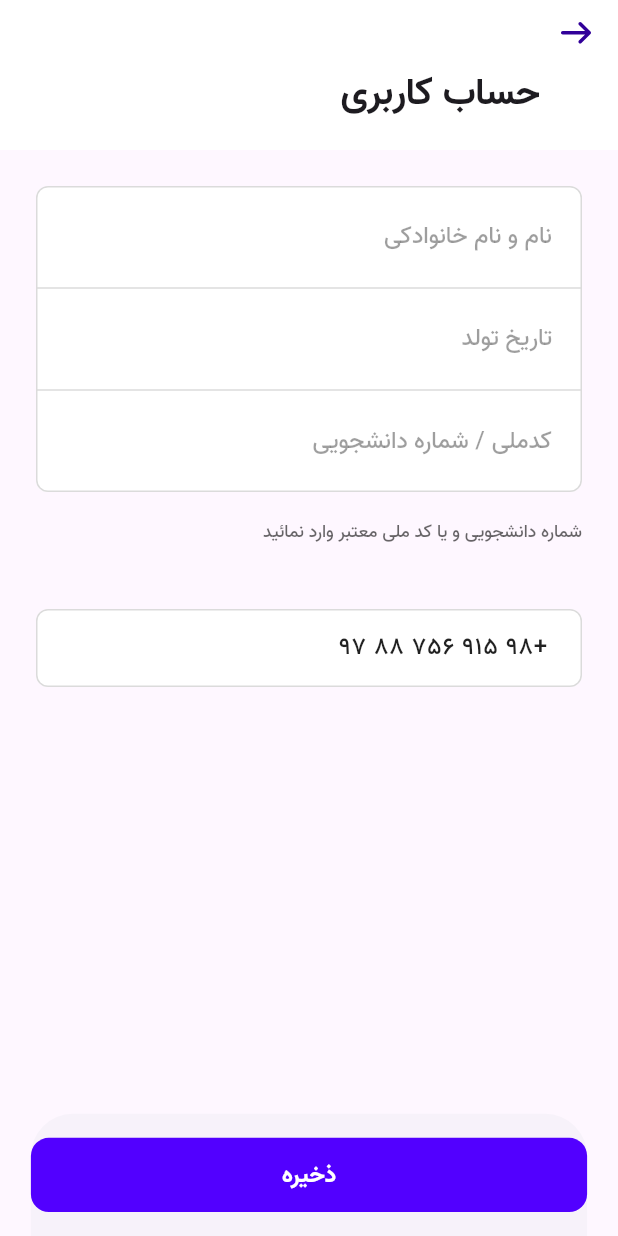
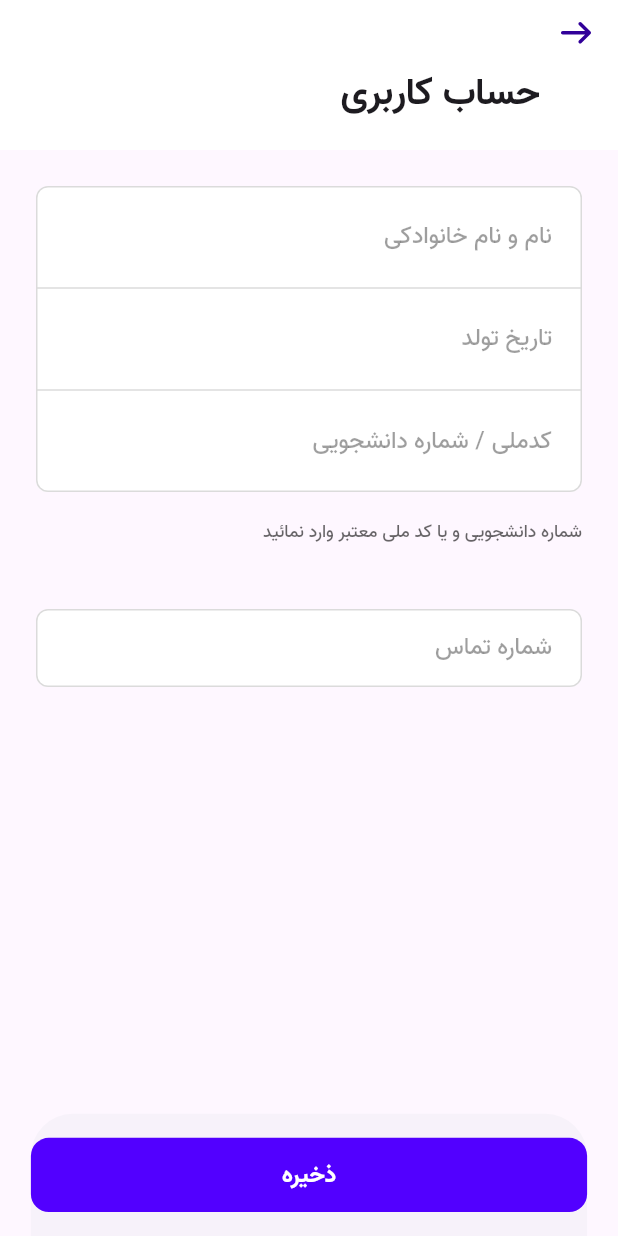
Before and after one commit to Ehsan-abaci/Rio, a Flutter app: the screen it shows after launch, on a phone screen of 412 x 824 dp. Run offline on Flutter 3.47's test engine with Material 3 defaults, Android fonts, the phone set to English and light mode, and no system bars; our stand-ins replace bloc, equatable, flutter_bloc, flutter_map, flutter_svg, geolocator and 5 more; missing offline and left inert: flutter_map_cancellable_tile_provider, flutter_map_location_marker, qr_code_scanner; accounts and stored records are empty.

Commit message:
added account validating

```diff
--- a/lib/core/widgets/custom_text_form_field_widget.dart
+++ b/lib/core/widgets/custom_text_form_field_widget.dart
@@ -8,13 +8,21 @@ class CustomTextFormFieldWidget extends StatefulWidget {
     required this.hintText,
     required this.controllers,
     required this.valid,
+    this.onChanged,
     this.inputFormatters,
+    this.textAlign = TextAlign.start,
+    this.keyboardType,
+    this.phoneNumberPrefix = false,
   });
 
   final String hintText;
   final TextEditingController controllers;
   final String? Function(String?)? valid;
+  final void Function(String)? onChanged;
   final List<TextInputFormatter>? inputFormatters;
+  final TextAlign textAlign;
+  final TextInputType? keyboardType;
+  final bool phoneNumberPrefix;
 
   @override
   State<CustomTextFormFieldWidget> createState() =>
@@ -33,23 +41,34 @@ class _CustomTextFormFieldWidgetState extends State<CustomTextFormFieldWidget> {
         key: formKey,
         child: TextFormField(
           validator: widget.valid,
+          onChanged: widget.onChanged,
+          keyboardType: widget.keyboardType,
           inputFormatters: widget.inputFormatters ?? [],
           style: TextStyle(
             fontSize: 16,
             color: ColorManager.highEmphasis,
-                  fontWeight: FontWeight.w500),
+            fontWeight: FontWeight.w500,
+          ),
           controller: widget.controllers,
+          textAlign: widget.textAlign,
           decoration: InputDecoration(
+            prefixText: widget.phoneNumberPrefix ? "+98 " : '',
+            prefixStyle: const TextStyle(color: Colors.black, fontSize: 16),
             contentPadding:
-                      EdgeInsets.symmetric(horizontal: 8, vertical: 10),
+                const EdgeInsets.symmetric(horizontal: 8, vertical: 10),
             hintText: widget.hintText,
+            hintTextDirection: TextDirection.rtl,
             border: const OutlineInputBorder(
               borderSide: BorderSide.none,
             ),
             hintStyle: TextStyle(
               color: ColorManager.lowEmphasis,
               fontSize: 16,
-                      fontWeight: FontWeight.w500)),
-            )));
+              fontWeight: FontWeight.w500,
+            ),
+          ),
+        ),
+      ),
+    );
   }
 }
--- a/lib/feature/settings/presentation/screens/account_page.dart
+++ b/lib/feature/settings/presentation/screens/account_page.dart
@@ -13,18 +13,32 @@ class AccountPage extends StatefulWidget {
 }
 
 class _AccountPageState extends State<AccountPage> {
-  @override
-  Widget build(BuildContext context) {
+  String formatNumber(String number) {
+    number = number.replaceFirst(RegExp(r'^0+'), '');
+
+    if (phoneRegExp.hasMatch(number.replaceAll(' ', ''))) {
+      number = number.replaceAll(' ', '');
+      return number
+          .replaceAllMapped(RegExp(r".{7}$"), (match) => ' ${match[0]}')
+          .replaceAllMapped(RegExp(r".{4}$"), (match) => ' ${match[0]}')
+          .replaceAllMapped(RegExp(r".{2}$"), (match) => ' ${match[0]}');
+    } else {
+      return number;
+    }
+  }
+
   final persianRegExp = RegExp(r'^[\u0600-\u06FF\s]*$');
-    final width = MediaQuery.sizeOf(context).width;
   final firstNameController = TextEditingController();
   final dateController = TextEditingController();
   final studentController = TextEditingController();
-    final TextEditingController numberController =
-        TextEditingController(text: "+98 915 756 88 97");
+  final numberController = TextEditingController();
   final RegExp dateRegExp = RegExp(r'^\d{4}/\d{1,2}/\d{1,2}$');
   final RegExp studentRegExp = RegExp(r'^\d{8,10}$');
-    final RegExp phoneRegExp = RegExp(r'^\d{11}$');
+  RegExp phoneRegExp = RegExp(r'^9[0-9]{9}$');
+
+  @override
+  Widget build(BuildContext context) {
+    final width = MediaQuery.sizeOf(context).width;
     return Scaffold(
         appBar: const CustomAppBarWidget(title: "حساب کاربری"),
         body: Padding(
@@ -129,21 +143,30 @@ class _AccountPageState extends State<AccountPage> {
                                   color: ColorManager.border, width: 1.0),
                             ),
                             color: ColorManager.surface,
+                            child: Directionality(
+                              textDirection: TextDirection.ltr,
                               child: CustomTextFormFieldWidget(
+                                phoneNumberPrefix: true,
+                                textAlign: TextAlign.start,
                                 inputFormatters: [
-                                FilteringTextInputFormatter.digitsOnly,
-                                LengthLimitingTextInputFormatter(11),
+                                  LengthLimitingTextInputFormatter(13),
                                 ],
+                                onChanged: (value) {
+                                  numberController.text =
+                                      formatNumber(value).trimRight();
+                                },
                                 valid: (value) {
                                   if (value == null || value.isEmpty) {
                                     return 'لطفا شماره تلفن خود را وارد کنید';
-                                } else if (!phoneRegExp.hasMatch(value)) {
-                                  return 'شماره تلفن باید 11 رقمی باشد';
+                                  } else if (!phoneRegExp
+                                      .hasMatch(value.replaceAll(' ', ''))) {
+                                    return 'شماره تلفن معتبر نیست';
                                   }
                                   return null;
                                 },
                                 hintText: "شماره تماس",
                                 controllers: numberController,
+                              ),
                             ),
                           ),
                           const SizedBox(
```
Also changed, not shown: pubspec.lock. Lines whose indentation alone changed are shown as unchanged.
